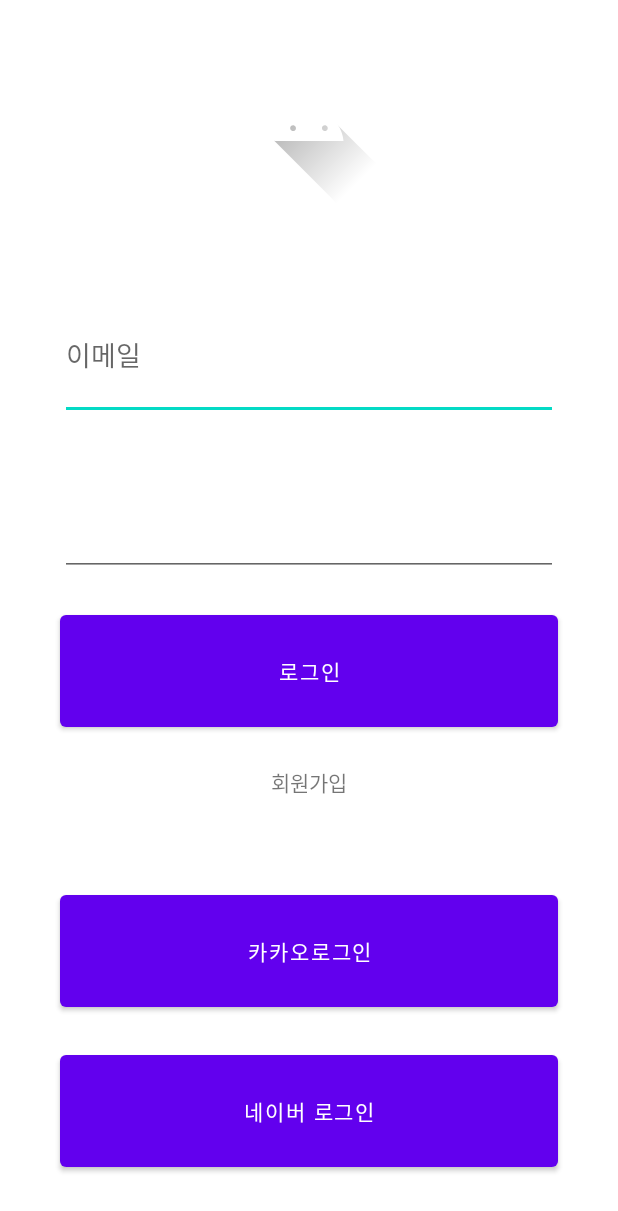
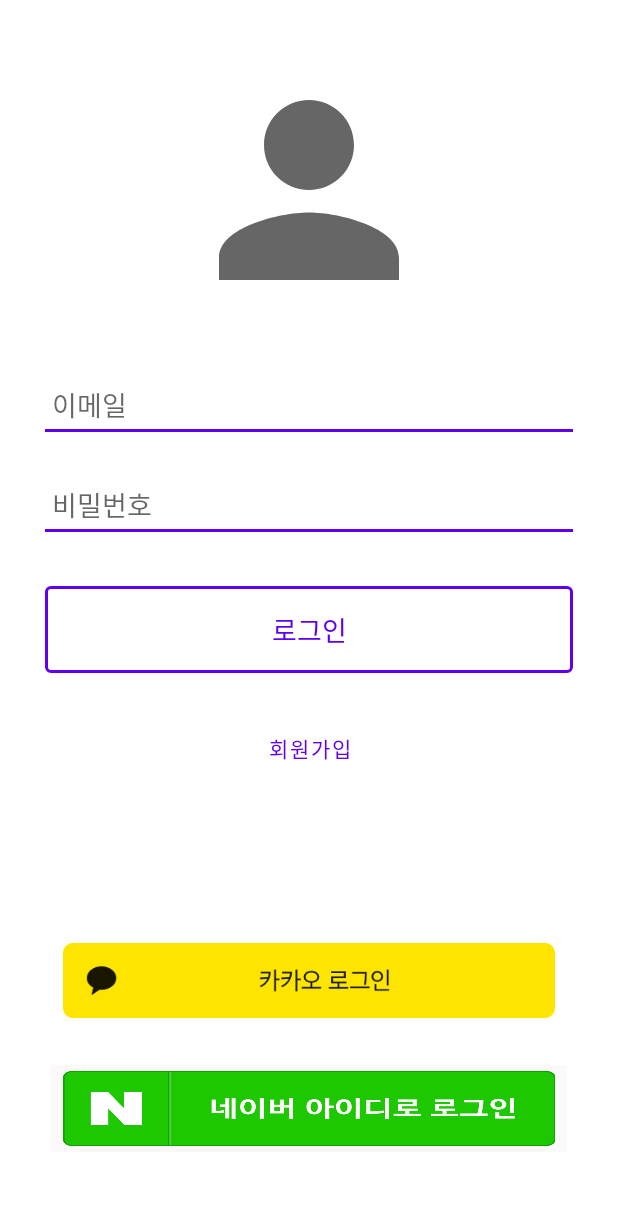
Before and after one commit to BAEKYUJEONG/RunnersHI, an Android app: the layout activity_login.xml on its own in the app's theme, with its tools: preview values and no code run, on a phone screen of 412 x 824 dp. Shown: the top 1211 px of the screen. Run offline under Robolectric (Android 15) with nearby library versions, the phone set to English and light mode, and no system bars.

Commit message:
[modify] 로그인 화면 구성 완료

```diff
--- a/runnershi_fe/RunnersHi/app/build.gradle
+++ b/runnershi_fe/RunnersHi/app/build.gradle
@@ -70,4 +70,7 @@
     // Jetpack Compose Integration
     implementation "androidx.navigation:navigation-compose:1.0.0-alpha10"
 
+    // 카카오 로그인
+    implementation "com.kakao.sdk:v2-user:2.4.2"
+
 }
--- a/runnershi_fe/RunnersHi/app/src/main/java/com/A306/runnershi/Helper/HttpConnect.kt
+++ b/runnershi_fe/RunnersHi/app/src/main/java/com/A306/runnershi/Helper/HttpConnect.kt
@@ -9,7 +9,6 @@
 import java.net.HttpURLConnection
 import java.net.URL
 import java.nio.charset.StandardCharsets
-import java.util.*
 
 class HttpConnect {
     var urlAddress:String = ""
@@ -121,7 +120,6 @@
                 outStream.write(paramsString.toByteArray(StandardCharsets.UTF_8))
                 outStream.flush()
                 outStream.close()
-                Log.e("PARAMSSTRING", paramsString)
             }
 
             val inputStream = InputStreamReader(stream.inputStream, "UTF-8")
@@ -139,7 +137,6 @@
         }catch (e:Exception){
             return e.localizedMessage
         }
-
     }
 }
 
--- /dev/null
+++ b/runnershi_fe/RunnersHi/app/src/main/res/drawable/input_style.xml
@@ -0,0 +1,11 @@
+<?xml version="1.0" encoding="utf-8"?>
+<layer-list xmlns:android="http://schemas.android.com/apk/res/android">
+
+    <item android:top="-3dp" android:right="-3dp" android:left="-3dp">
+        <shape>
+            <solid android:color="@android:color/transparent" />
+            <stroke android:width="2dp" android:color="@color/purple_500" />
+            <padding android:bottom="5dp" android:left="5dp" android:right="5dp" android:top="5dp" />
+        </shape>
+    </item>
+</layer-list>
--- a/runnershi_fe/RunnersHi/app/src/main/res/layout/activity_login.xml
+++ b/runnershi_fe/RunnersHi/app/src/main/res/layout/activity_login.xml
@@ -6,90 +6,100 @@
     android:layout_height="match_parent"
     tools:context=".Activity.LoginActivity">
 
-    <LinearLayout
-        android:layout_width="match_parent"
-        android:layout_height="match_parent"
-        android:layout_margin="30dp"
-        android:orientation="vertical"
+
+    <ImageView
+        android:id="@+id/logoImageView"
+        android:layout_width="180dp"
+        android:layout_height="189dp"
+        android:layout_marginTop="32dp"
+        app:layout_constraintEnd_toEndOf="parent"
+        app:layout_constraintStart_toStartOf="parent"
+        app:layout_constraintTop_toTopOf="parent"
+        app:srcCompat="@drawable/ic_baseline_person_24" />
+
+    <EditText
+        android:id="@+id/emailInput"
+        android:layout_width="0dp"
+        android:layout_height="wrap_content"
+        android:layout_marginStart="@dimen/login_container_margin"
+        android:layout_marginTop="@dimen/login_container_margin"
+        android:layout_marginEnd="@dimen/login_container_margin"
+        android:background="@drawable/input_style"
+        android:ems="10"
+        android:hint="이메일"
+        android:inputType="textEmailAddress"
+        app:layout_constraintEnd_toEndOf="parent"
+        app:layout_constraintStart_toStartOf="parent"
+        app:layout_constraintTop_toBottomOf="@+id/logoImageView" />
+
+    <EditText
+        android:id="@+id/pwdInput"
+        android:layout_width="0dp"
+        android:layout_height="wrap_content"
+        android:layout_marginStart="@dimen/login_container_margin"
+        android:layout_marginTop="@dimen/login_container_margin"
+        android:layout_marginEnd="@dimen/login_container_margin"
+        android:background="@drawable/input_style"
+        android:ems="10"
+        android:hint="비밀번호"
+        android:inputType="textPassword"
+        app:layout_constraintEnd_toEndOf="parent"
+        app:layout_constraintStart_toStartOf="parent"
+        app:layout_constraintTop_toBottomOf="@+id/emailInput" />
+
+    <Button
+        android:id="@+id/loginButton"
+        style="?attr/materialButtonOutlinedStyle"
+        android:layout_width="0dp"
+        android:layout_height="70dp"
+        android:layout_marginStart="@dimen/login_container_margin"
+        android:layout_marginTop="@dimen/login_container_margin"
+        android:layout_marginEnd="@dimen/login_container_margin"
+        android:text="로그인"
+        android:textAppearance="@style/TextAppearance.AppCompat.Medium"
+        app:layout_constraintEnd_toEndOf="parent"
+        app:layout_constraintStart_toStartOf="parent"
+        app:layout_constraintTop_toBottomOf="@+id/pwdInput"
+        app:strokeColor="@color/purple_500"
+        app:strokeWidth="2dp" />
+
+    <Button
+        android:id="@+id/registerButton"
+        style="@style/Widget.MaterialComponents.Button.TextButton"
+        android:layout_width="wrap_content"
+        android:layout_height="wrap_content"
+        android:layout_marginTop="20dp"
+        android:text="회원가입"
+        app:layout_constraintEnd_toEndOf="parent"
+        app:layout_constraintStart_toStartOf="parent"
+        app:layout_constraintTop_toBottomOf="@+id/loginButton" />
+
+    <ImageButton
+        android:id="@+id/kakaoLogin"
+        android:layout_width="0dp"
+        android:layout_height="70dp"
+        android:layout_marginStart="@dimen/login_container_margin"
+        android:layout_marginEnd="@dimen/login_container_margin"
+        android:layout_marginBottom="15dp"
+        android:backgroundTint="#FFFFFF"
+        android:scaleType="fitXY"
+        app:layout_constraintBottom_toTopOf="@+id/naverLogin"
+        app:layout_constraintEnd_toEndOf="parent"
+        app:layout_constraintStart_toStartOf="parent"
+        app:srcCompat="@mipmap/kakao_login_large_wide" />
+
+    <ImageButton
+        android:id="@+id/naverLogin"
+        android:layout_width="0dp"
+        android:layout_height="70dp"
+        android:layout_marginStart="@dimen/login_container_margin"
+        android:layout_marginEnd="@dimen/login_container_margin"
+        android:layout_marginBottom="50dp"
+        android:backgroundTint="#FBF9F9"
+        android:scaleType="fitXY"
         app:layout_constraintBottom_toBottomOf="parent"
         app:layout_constraintEnd_toEndOf="parent"
         app:layout_constraintStart_toStartOf="parent"
-        app:layout_constraintTop_toTopOf="parent">
+        app:srcCompat="@mipmap/naver_login_button_long" />
 
-        <LinearLayout
-            android:layout_width="match_parent"
-            android:layout_height="match_parent"
-            android:layout_gravity="center"
-            android:layout_weight="4"
-            android:orientation="horizontal">
-
-            <ImageView
-                android:id="@+id/imageView"
-                android:layout_width="wrap_content"
-                android:layout_height="wrap_content"
-                android:layout_weight="1"
-                app:srcCompat="@drawable/ic_launcher_foreground" />
-        </LinearLayout>
-
-        <LinearLayout
-            android:layout_width="match_parent"
-            android:layout_height="match_parent"
-            android:layout_gravity="center"
-            android:layout_weight="1"
-            android:orientation="vertical">
-
-            <EditText
-                android:id="@+id/emailInput"
-                android:layout_width="match_parent"
-                android:layout_height="wrap_content"
-                android:layout_weight="1"
-                android:ems="10"
-                android:hint="이메일"
-                android:inputType="textEmailAddress"
-                android:layout_margin="10dp"/>
-
-            <EditText
-                android:id="@+id/passwordInput"
-                android:layout_width="match_parent"
-                android:layout_height="wrap_content"
-                android:layout_weight="1"
-                android:ems="10"
-                android:inputType="textPassword"
-                android:layout_margin="10dp"/>
-
-            <Button
-                android:id="@+id/loginButton"
-                android:layout_width="match_parent"
-                android:layout_height="wrap_content"
-                android:layout_weight="1"
-                android:text="로그인"
-                android:layout_margin="10dp"/>
-
-            <TextView
-                android:id="@+id/registerLink"
-                android:layout_width="match_parent"
-                android:layout_height="wrap_content"
-                android:layout_margin="10dp"
-                android:layout_weight="1"
-                android:text="회원가입"
-                android:textAlignment="center" />
-
-            <Button
-                android:id="@+id/kakaoButton"
-                android:layout_width="match_parent"
-                android:layout_height="wrap_content"
-                android:layout_weight="1"
-                android:text="카카오로그인"
-                android:layout_margin="10dp"/>
-
-            <Button
-                android:id="@+id/naverButton"
-                android:layout_width="match_parent"
-                android:layout_height="wrap_content"
-                android:layout_weight="1"
-                android:text="네이버 로그인"
-                android:layout_margin="10dp"/>
-
-        </LinearLayout>
-    </LinearLayout>
 </androidx.constraintlayout.widget.ConstraintLayout>
--- a/runnershi_fe/RunnersHi/app/src/main/res/values/dimens.xml
+++ b/runnershi_fe/RunnersHi/app/src/main/res/values/dimens.xml
@@ -2,4 +2,6 @@
     <!-- Default screen margins, per the Android Design guidelines. -->
     <dimen name="activity_horizontal_margin">16dp</dimen>
     <dimen name="activity_vertical_margin">16dp</dimen>
+
+    <dimen name="login_container_margin">30dp</dimen>
 </resources>
--- a/runnershi_fe/RunnersHi/build.gradle
+++ b/runnershi_fe/RunnersHi/build.gradle
@@ -18,6 +18,8 @@
     repositories {
         google()
         jcenter()
+        // 카카오
+        maven { url 'https://devrepo.kakao.com/nexus/content/groups/public/' }
     }
 }
 
```
Also changed, not shown: runnershi_fe/RunnersHi/app/src/main/AndroidManifest.xml (+4 -6 lines), runnershi_fe/RunnersHi/app/src/main/java/com/A306/runnershi/Activity/LoginActivity.kt (+27 -6 lines), runnershi_fe/RunnersHi/app/src/main/java/com/A306/runnershi/Activity/RegisterActivity.kt (added, +12 -0 lines), runnershi_fe/RunnersHi/app/src/main/java/com/A306/runnershi/Helper/DBHelper.kt (added, +19 -0 lines), runnershi_fe/RunnersHi/app/src/main/java/com/A306/runnershi/Model/User.kt (added, +15 -0 lines), runnershi_fe/RunnersHi/app/src/main/res/drawable/login_button_style.xml (added, +27 -0 lines), runnershi_fe/RunnersHi/app/src/main/res/layout/activity_register.xml (added, +9 -0 lines), runnershi_fe/RunnersHi/app/src/main/res/mipmap-hdpi/kakao_login_large_wide.png (added), runnershi_fe/RunnersHi/app/src/main/res/mipmap-hdpi/kakao_login_medium_wide.png (added), runnershi_fe/RunnersHi/app/src/main/res/mipmap-hdpi/naver_login_button.PNG (added), runnershi_fe/RunnersHi/app/src/main/res/mipmap-hdpi/naver_login_button_long.PNG (added).
